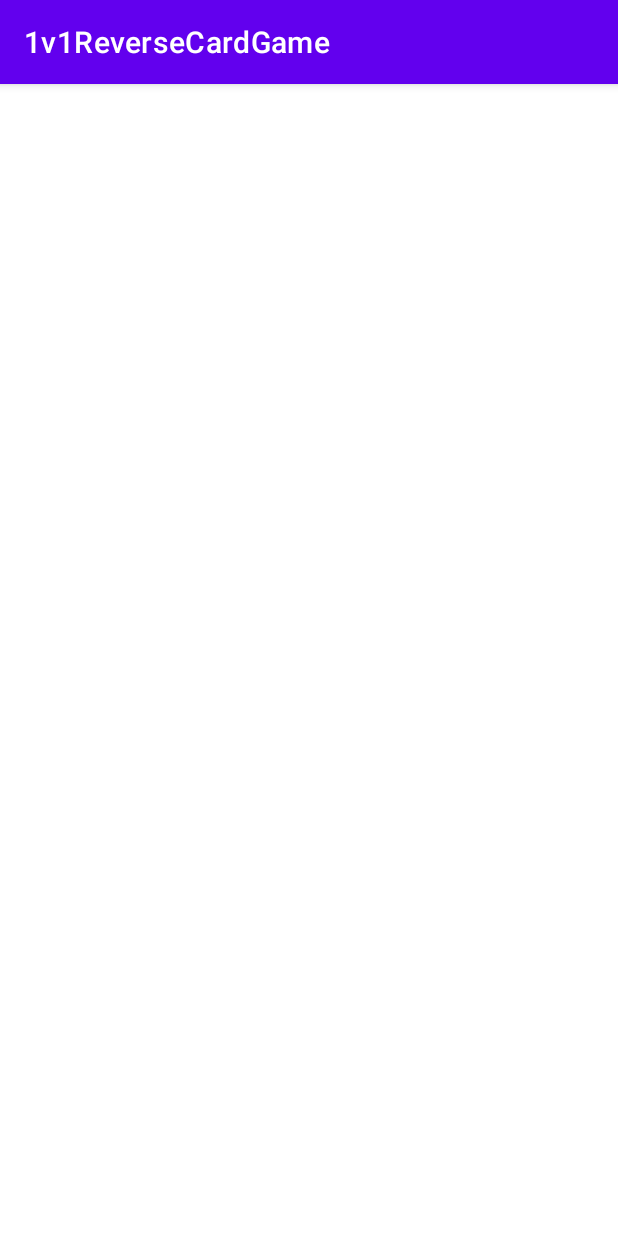
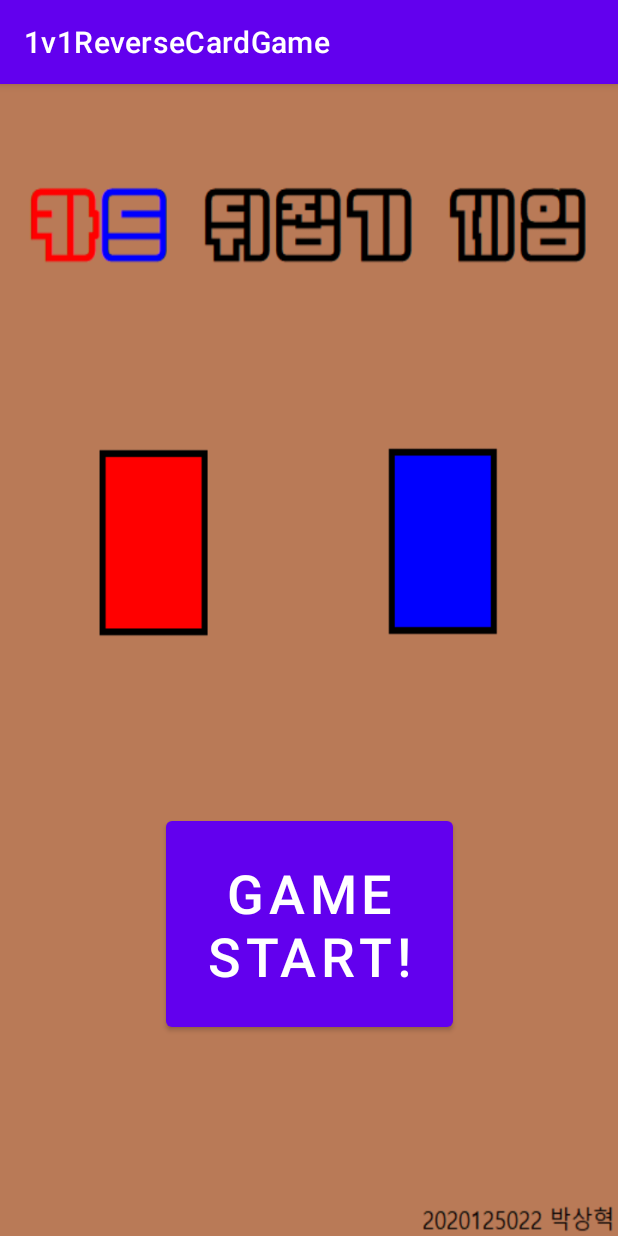
Before and after one commit to KAU-ParkSangHyeok/1v1ReverseCardGame, an Android app: the screen it shows after launch (MainActivity), on a phone screen of 412 x 824 dp. Run offline under Robolectric (Android 15) with nearby library versions, the phone set to English and light mode, and no system bars.

Commit message:
메인화면 제작 시작하기 버튼 생성 시작하기 버튼 누르면 서브액티비티(게임화면)로 이동하면서 화면이 가로로 회전되게 설정

```diff
--- /dev/null
+++ b/app/src/main/res/layout/activity_main.xml
@@ -0,0 +1,22 @@
+<?xml version="1.0" encoding="utf-8"?>
+<androidx.constraintlayout.widget.ConstraintLayout xmlns:android="http://schemas.android.com/apk/res/android"
+    xmlns:app="http://schemas.android.com/apk/res-auto"
+    xmlns:tools="http://schemas.android.com/tools"
+    android:layout_width="match_parent"
+    android:layout_height="match_parent"
+    android:background="@drawable/main"
+    tools:context=".MainActivity">
+
+    <Button
+        android:id="@+id/startButton"
+        android:layout_width="191dp"
+        android:layout_height="149dp"
+        android:text="@string/game_start"
+        android:textSize="36sp"
+        android:visibility="visible"
+        app:layout_constraintBottom_toBottomOf="parent"
+        app:layout_constraintLeft_toLeftOf="parent"
+        app:layout_constraintRight_toRightOf="parent"
+        app:layout_constraintTop_toTopOf="parent"
+        app:layout_constraintVertical_bias="0.785"/>
+</androidx.constraintlayout.widget.ConstraintLayout>
--- a/app/src/main/res/values/strings.xml
+++ b/app/src/main/res/values/strings.xml
@@ -1,3 +1,4 @@
 <resources>
     <string name="app_name">1v1ReverseCardGame</string>
+    <string name="game_start">Game Start!</string>
 </resources>
```
